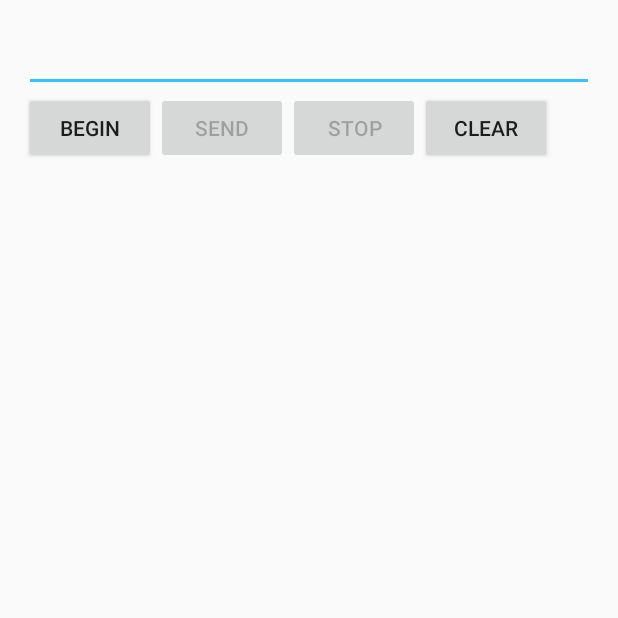
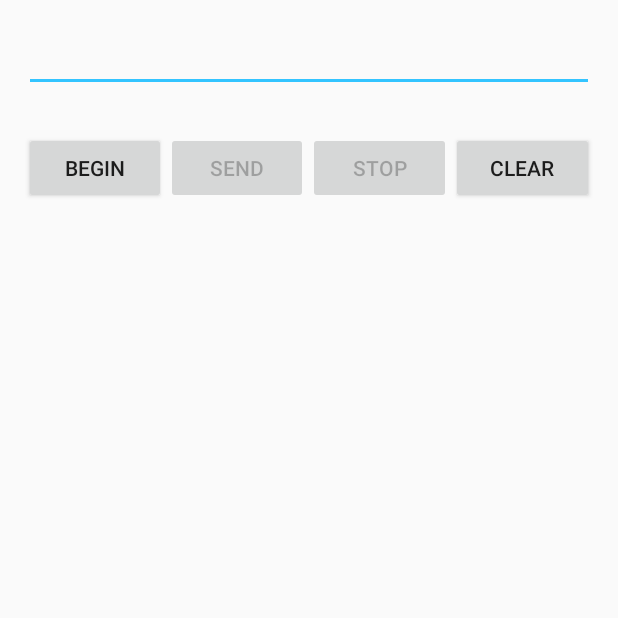
Before and after one commit to uvaishzafri/kavach, an Android app: the bluemain screen opened directly, with no data from a screen before it, on a phone screen of 412 x 824 dp, the top half of it. Run offline under Robolectric (Android 15) with nearby library versions, the phone set to English and light mode, and no system bars; 2 statements that could not run were skipped.

Commit message:
minor changes

```diff
--- a/app/src/main/java/com/example/myapplication/profile.java
+++ b/app/src/main/java/com/example/myapplication/profile.java
@@ -8,21 +8,16 @@ import android.widget.EditText;
 import android.widget.TextView;
 import android.widget.Toast;
 
-import static com.example.myapplication.contacts.c1;
-import static com.example.myapplication.contacts.c2;
-import static com.example.myapplication.contacts.c3;
-import static com.example.myapplication.contacts.c4;
-
 public class profile extends AppCompatActivity {
 
     EditText name,address,mobile,mail;
     TextView save;
 
     public static final String MyPREFERENCES = "MyPrefs" ;
-    public static final String n= "nm";
-    public static final String a = "adrs";
-    public static final String m = "mbl";
-    public static final String e = "emal";
+    public static final String n= "name";
+    public static final String a = "address";
+    public static final String m = "mobile";
+    public static final String e = "email";
 
     SharedPreferences sharedpreferences;
 
@@ -51,7 +46,6 @@ public class profile extends AppCompatActivity {
             address.setText(addresspref);
             mobile.setText(mobilepref);
             mail.setText(mailpref);
-
         }
 
         save.setOnClickListener(new View.OnClickListener() {
--- a/app/src/main/res/layout/bluemain.xml
+++ b/app/src/main/res/layout/bluemain.xml
@@ -1,38 +1,87 @@
 <?xml version="1.0"?>
 
-    <RelativeLayout tools:context=".bluemain"  android:layout_height="match_parent" android:layout_width="match_parent"
-
+    <LinearLayout
+    tools:context=".bluemain"
+    android:layout_height="match_parent"
+    android:layout_width="match_parent"
     android:paddingBottom="16dp"
     android:paddingLeft="16dp"
     android:paddingRight="16dp"
     android:paddingTop="16dp"
-    xmlns:tools="http://schemas.android.com/tools" xmlns:android="http://schemas.android.com/apk/res/android">
+    android:orientation="vertical"
+    xmlns:tools="http://schemas.android.com/tools"
+    xmlns:android="http://schemas.android.com/apk/res/android">
+<LinearLayout
+    android:layout_width="match_parent"
+    android:layout_height="0dp"
+    android:layout_weight="1">
+    <EditText android:layout_height="wrap_content"
+        android:layout_width="match_parent"
+        android:layout_alignParentStart="true"
+        android:layout_alignParentLeft="true"
+        android:layout_alignParentEnd="true"
+        android:layout_alignParentRight="true"
+        android:layout_alignParentTop="true"
+        android:id="@+id/editText"/>
+</LinearLayout>
+    <LinearLayout
+        android:layout_width="match_parent"
+        android:layout_height="0dp"
+        android:layout_weight="10"
+        android:orientation="horizontal"
 
-    <EditText android:layout_height="wrap_content"
-        android:layout_width="wrap_content" android:layout_alignParentStart="true"
-        android:layout_alignParentLeft="true" android:layout_alignParentEnd="true"
-        android:layout_alignParentRight="true" android:layout_alignParentTop="true"
-        android:id="@+id/editText"/>
+        >
+    <Button android:layout_height="wrap_content"
+        android:layout_width="0dp"
+        android:layout_weight="1"
+        android:layout_alignParentStart="true"
+        android:layout_alignParentLeft="true"
+        android:id="@+id/buttonStart"
+        android:onClick="onClickStart"
+        android:layout_below="@+id/editText"
+        android:text="Begin"/>
 
     <Button android:layout_height="wrap_content"
-        android:layout_width="wrap_content" android:layout_alignParentStart="true"
-        android:layout_alignParentLeft="true" android:id="@+id/buttonStart"
-        android:onClick="onClickStart" android:layout_below="@+id/editText" android:text="Begin"/>
+        android:layout_width="0dp"
+        android:layout_weight="1"
+        android:id="@+id/buttonSend"
+        android:onClick="onClickSend"
+        android:layout_below="@+id/editText"
+        android:text="Send"
+        android:layout_toEndOf="@+id/buttonStart"
+        android:layout_toRightOf="@+id/buttonStart"/>
 
-    <Button android:layout_height="wrap_content" android:layout_width="wrap_content" android:id="@+id/buttonSend"
-        android:onClick="onClickSend" android:layout_below="@+id/editText" android:text="Send" android:layout_toEndOf="@+id/buttonStart" android:layout_toRightOf="@+id/buttonStart"/>
+   <!-- <TextView android:layout_height="wrap_content"
+        android:layout_width="0dp"
+        android:layout_weight="1"
+        android:layout_alignParentStart="true"
+        android:layout_alignParentLeft="true"
+        android:id="@+id/textView"
+        android:layout_below="@+id/buttonSend"
+       android:text="SEND"
+        android:singleLine="true"
+        android:layout_alignParentBottom="true"
+        android:layout_alignEnd="@+id/editText"
+        android:layout_alignRight="@+id/editText"/>-->
 
-    <TextView android:layout_height="wrap_content" android:layout_width="wrap_content" android:layout_alignParentStart="true"
-        android:layout_alignParentLeft="true" android:id="@+id/textView" android:layout_below="@+id/buttonSend"
-        android:singleLine="true" android:layout_alignParentBottom="true" android:layout_alignEnd="@+id/editText"
-        android:layout_alignRight="@+id/editText"/>
+    <Button android:layout_height="wrap_content"
+        android:layout_width="0dp"
+        android:layout_weight="1"
+        android:id="@+id/buttonStop"
+        android:onClick="onClickStop"
+        android:layout_below="@+id/editText"
+        android:text="Stop"
+        android:layout_toEndOf="@+id/buttonSend"
+        android:layout_toRightOf="@+id/buttonSend"/>
 
-    <Button android:layout_height="wrap_content" android:layout_width="wrap_content"
-        android:id="@+id/buttonStop" android:onClick="onClickStop" android:layout_below="@+id/editText"
-        android:text="Stop" android:layout_toEndOf="@+id/buttonSend" android:layout_toRightOf="@+id/buttonSend"/>
-
-    <Button android:layout_height="wrap_content" android:layout_width="wrap_content"
-        android:id="@+id/buttonClear" android:onClick="onClickClear" android:layout_below="@+id/editText"
-        android:text="Clear" android:layout_toEndOf="@+id/buttonStop" android:layout_toRightOf="@+id/buttonStop"/>
-
-</RelativeLayout>
+    <Button android:layout_height="wrap_content"
+        android:layout_width="0dp"
+        android:layout_weight="1"
+        android:id="@+id/buttonClear"
+        android:onClick="onClickClear"
+        android:layout_below="@+id/editText"
+        android:text="Clear"
+        android:layout_toEndOf="@+id/buttonStop"
+        android:layout_toRightOf="@+id/buttonStop"/>
+</LinearLayout>
+</LinearLayout>
```
